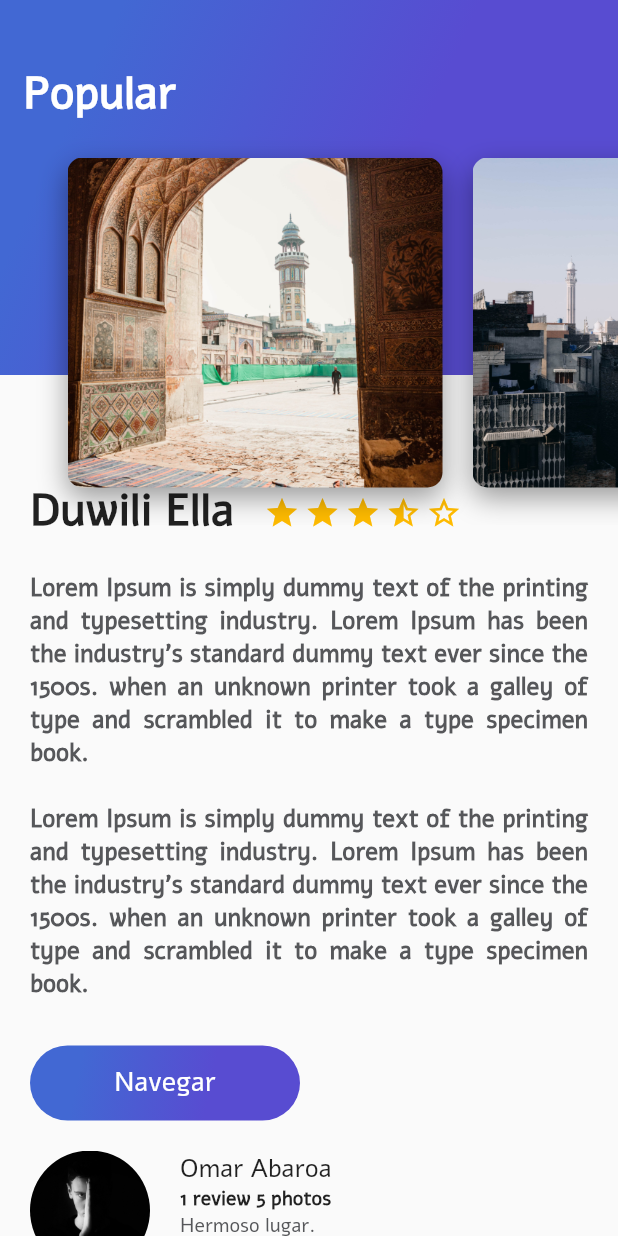
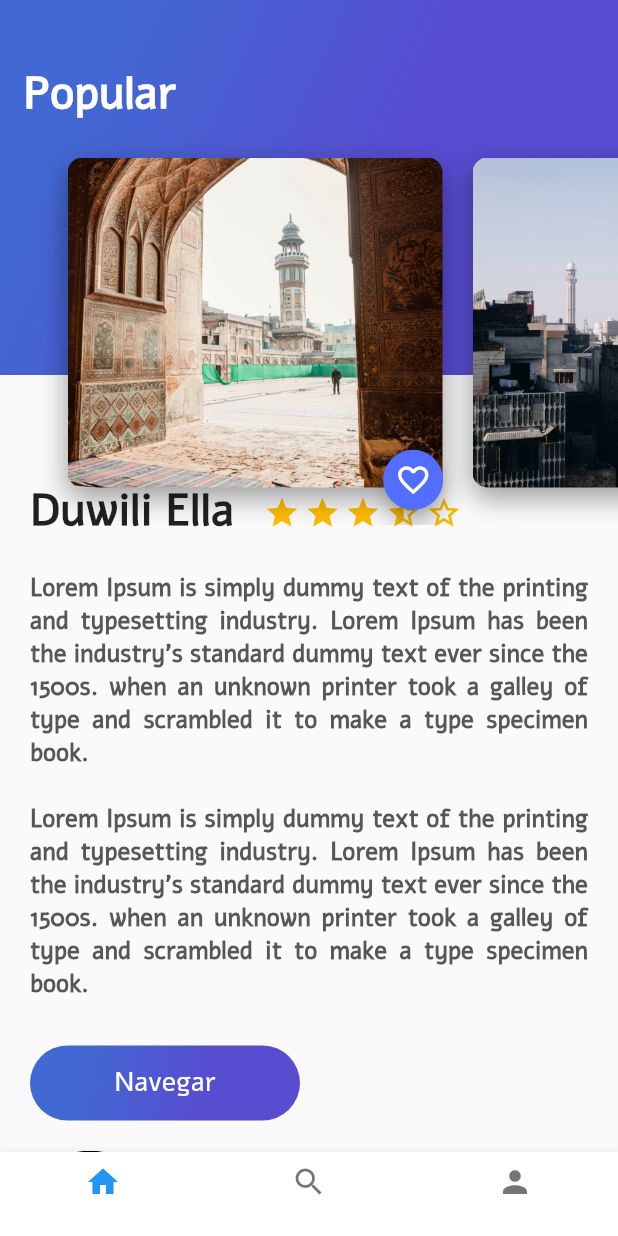
Before and after one commit to OmarAbaroa/platzi-trips-app, a Flutter app: the screen it shows after launch, on a phone screen of 412 x 824 dp. Run offline on Flutter 3.47's test engine with Material 2 defaults, Android fonts, the phone set to English and light mode, and no system bars.

Commit message:
Aplicación de viajes

```diff
--- a/lib/card_image.dart
+++ b/lib/card_image.dart
@@ -1,5 +1,6 @@
 import 'package:flutter/cupertino.dart';
 import 'package:flutter/material.dart';
+import 'package:platzi_trips_app/floating_action_button_fav.dart';
 
 class CardImage extends StatelessWidget{
 
@@ -35,7 +36,13 @@ class CardImage extends StatelessWidget{
       ),
     );
 
-    return card;
+    return Stack(
+      alignment: Alignment(1.04,1.15),
+      children: <Widget>[
+        card,
+        FloatingActionButtonFav()
+      ],
+    );
   }
 
 }
--- /dev/null
+++ b/lib/floating_action_button_fav.dart
@@ -0,0 +1,36 @@
+import 'package:flutter/material.dart';
+
+class FloatingActionButtonFav extends StatefulWidget{
+  @override
+  State<StatefulWidget> createState() {
+    // TODO: implement createState
+    return _FloatingActionButtonFav();
+  }
+
+}
+
+class _FloatingActionButtonFav extends State<FloatingActionButtonFav>{
+
+  bool presed = false;
+
+  void _onPressedFav(){
+    setState(() {
+      presed = !this.presed;
+    });
+  }
+
+  @override
+  Widget build(BuildContext context) {
+    // TODO: implement build
+    return FloatingActionButton(
+      onPressed: _onPressedFav,
+      backgroundColor: Colors.indigoAccent,
+      mini: true,
+      tooltip: 'Fav',
+      child: Icon(
+        this.presed ? Icons.favorite : Icons.favorite_border
+      ),
+    );
+  }
+
+}
--- /dev/null
+++ b/lib/home.dart
@@ -0,0 +1,25 @@
+import 'package:flutter/material.dart';
+import 'package:platzi_trips_app/description_place.dart';
+import 'package:platzi_trips_app/header_appbar.dart';
+import 'package:platzi_trips_app/review_list.dart';
+
+class Home extends StatelessWidget{
+  @override
+
+  String descriptionPlace = "Lorem Ipsum is simply dummy text of the printing and typesetting industry. Lorem Ipsum has been the industry's standard dummy text ever since the 1500s. when an unknown printer took a galley of type and scrambled it to make a type specimen book. \n\nLorem Ipsum is simply dummy text of the printing and typesetting industry. Lorem Ipsum has been the industry's standard dummy text ever since the 1500s. when an unknown printer took a galley of type and scrambled it to make a type specimen book.";
+
+  Widget build(BuildContext context) {
+    // TODO: implement build
+    return Stack(
+      children: <Widget>[
+        ListView(
+          children: <Widget>[
+            DescriptionPlace('Duwili Ella', 3.5, descriptionPlace),
+            ReviewList()
+          ],
+        ),
+        HeaderAppBar()
+      ],
+    );
+  }
+}
--- a/lib/main.dart
+++ b/lib/main.dart
@@ -1,7 +1,6 @@
 import 'package:flutter/material.dart';
-import 'package:platzi_trips_app/description_place.dart';
-import 'package:platzi_trips_app/header_appbar.dart';
-import 'package:platzi_trips_app/review_list.dart';
+import 'package:platzi_trips_app/home.dart';
+import 'package:platzi_trips_app/platzi_trips.dart';
 
 void main() {
   runApp(MyApp());
@@ -10,7 +9,6 @@ void main() {
 class MyApp extends StatelessWidget {
   // This widget is the root of your application.
   @override
-  String descriptionPlace = "Lorem Ipsum is simply dummy text of the printing and typesetting industry. Lorem Ipsum has been the industry's standard dummy text ever since the 1500s. when an unknown printer took a galley of type and scrambled it to make a type specimen book. \n\nLorem Ipsum is simply dummy text of the printing and typesetting industry. Lorem Ipsum has been the industry's standard dummy text ever since the 1500s. when an unknown printer took a galley of type and scrambled it to make a type specimen book.";
 
   Widget build(BuildContext context) {
     return MaterialApp(
@@ -32,17 +30,7 @@ class MyApp extends StatelessWidget {
         visualDensity: VisualDensity.adaptivePlatformDensity,
       ),
       home: Scaffold(
-        body: Stack(
-          children: <Widget>[
-            ListView(
-              children: <Widget>[
-                DescriptionPlace('Duwili Ella', 3.5, descriptionPlace),
-                ReviewList()
-              ],
-            ),
-            HeaderAppBar()
-          ],
-        )
+        body: PlatziTrips()
       )
         //MyHomePage(title: 'Flutter Demo Home Page'),
     );
--- /dev/null
+++ b/lib/platzi_trips.dart
@@ -0,0 +1,62 @@
+import 'package:flutter/material.dart';
+import 'package:platzi_trips_app/home.dart';
+import 'package:platzi_trips_app/profile.dart';
+import 'package:platzi_trips_app/search.dart';
+
+class PlatziTrips extends StatefulWidget{
+  @override
+  State<StatefulWidget> createState() {
+    // TODO: implement createState
+    return _PlatziTrips();
+  }
+
+}
+
+class _PlatziTrips extends State<PlatziTrips>{
+
+  final List<Widget> widgetsChildren = [
+    Home(),
+    Search(),
+    Profile()
+  ];
+
+  int indexTap = 0;
+
+  void onTapTapped(int index){
+    setState(() {
+      indexTap = index;
+    });
+  }
+
+  @override
+  Widget build(BuildContext context) {
+    // TODO: implement build
+    return Scaffold(
+      body: widgetsChildren[indexTap],
+      bottomNavigationBar: Theme(
+        data: Theme.of(context).copyWith(
+          canvasColor: Colors.white,
+          primaryColor: Colors.purple
+        ),
+        child: BottomNavigationBar(
+          onTap: onTapTapped,
+          items: [
+            BottomNavigationBarItem(
+              icon: Icon(Icons.home),
+              title: Text('')
+            ),
+            BottomNavigationBarItem(
+                icon: Icon(Icons.search),
+                title: Text('')
+            ),
+            BottomNavigationBarItem(
+                icon: Icon(Icons.person),
+                title: Text('')
+            ),
+          ],
+        ),
+      ),
+    );
+  }
+
+}
--- /dev/null
+++ b/lib/profile.dart
@@ -0,0 +1,17 @@
+import 'package:flutter/material.dart';
+
+class Profile extends StatelessWidget{
+  @override
+  Widget build(BuildContext context) {
+    // TODO: implement build
+    return Container(
+      color: Colors.teal,
+      child: Center(
+        child: Text(
+            'Perfil'
+        ),
+      ),
+    );
+  }
+
+}
--- /dev/null
+++ b/lib/search.dart
@@ -0,0 +1,16 @@
+import 'package:flutter/material.dart';
+
+class Search extends StatelessWidget{
+  @override
+  Widget build(BuildContext context) {
+    // TODO: implement build
+    return Container(
+      color: Colors.red,
+      child: Center(
+        child: Text(
+          'Busqueda'
+        ),
+      ),
+    );
+  }
+}
```
